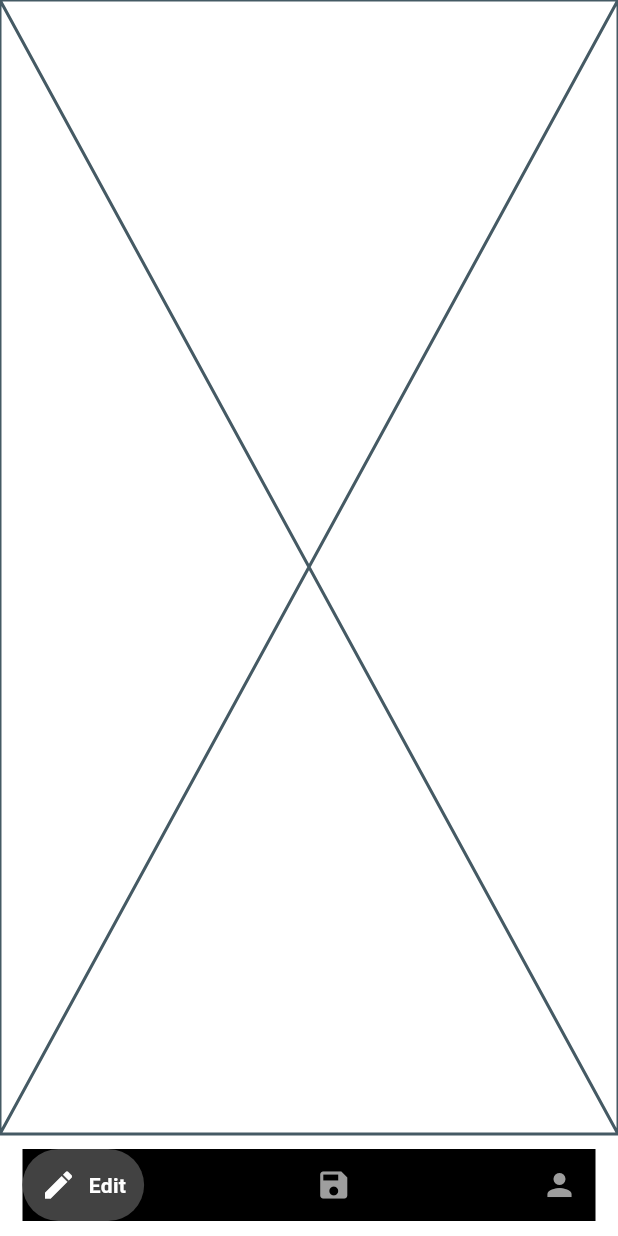
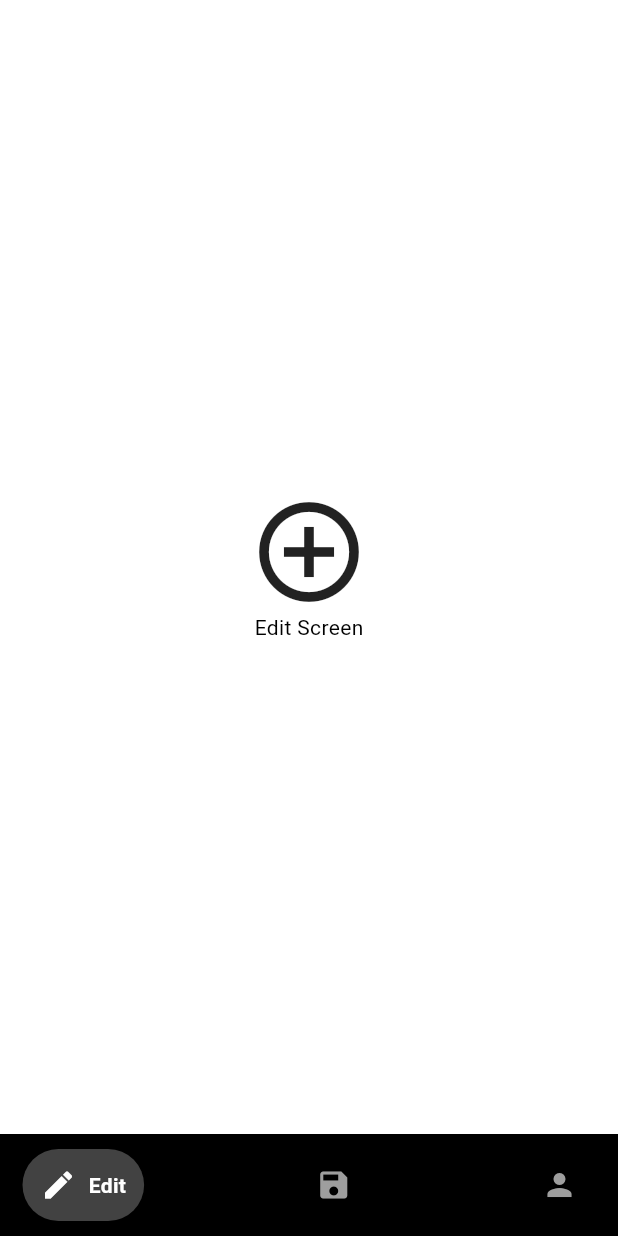
Before and after one commit to Antrimo/Meme-Generator, a Flutter app: the screen it shows after launch, on a phone screen of 412 x 824 dp. Run offline on Flutter 3.47's test engine with Material 3 defaults, Android fonts, the phone set to English and light mode, and no system bars; drawn by our look-alikes of google_nav_bar.

Commit message:
screen structure

```diff
--- /dev/null
+++ b/lib/screens/edit_screen.dart
@@ -0,0 +1,22 @@
+import 'package:flutter/material.dart';
+
+class EditScreen extends StatelessWidget {
+  const EditScreen({super.key});
+
+  @override
+  Widget build(BuildContext context) {
+    return const Scaffold(
+      body: Center(
+        child: Column(
+          mainAxisAlignment: MainAxisAlignment.center,
+          children: [
+            Icon(Icons.add_circle_outline_sharp, size: 80),
+            Text('Edit Screen'),
+          ],
+        ),
+      ),
+
+      drawer: Drawer(),
+    );
+  }
+}
--- a/lib/screens/home_screen.dart
+++ b/lib/screens/home_screen.dart
@@ -1,4 +1,7 @@
 import 'package:flutter/material.dart';
+import 'package:meme/screens/edit_screen.dart';
+import 'package:meme/screens/profile_screen.dart';
+import 'package:meme/screens/save_screen.dart';
 import '../widgets/bottom_nav_bar.dart';
 
 class HomeScreen extends StatefulWidget {
@@ -11,10 +14,12 @@ class HomeScreen extends StatefulWidget {
 class _HomeScreenState extends State<HomeScreen> {
 
   int _selectedTab = 0;
+
   final List<Widget> _screens = [
-    const Placeholder(),
-    const Placeholder(),
-    const Placeholder(),
+    const EditScreen(),
+    const SaveScreen(),
+    const ProfileScreen(),
+
   ];
 
   void _onTabChange(int index) {
@@ -27,9 +32,12 @@ class _HomeScreenState extends State<HomeScreen> {
   Widget build(BuildContext context) {
     return Scaffold(
       body: _screens[_selectedTab],
-      bottomNavigationBar: BottomNavBar(
-        selectedIndex: _selectedTab,
-        onTabChange: _onTabChange,
+      bottomNavigationBar: Container(
+        color: Colors.black,
+        child: BottomNavBar(
+          selectedIndex: _selectedTab,
+          onTabChange: _onTabChange,
+        ),
       ),
     );
   }
```
Also changed, not shown: lib/screens/profile_screen.dart (added, +14 -0 lines), lib/screens/save_screen.dart (added, +14 -0 lines).
